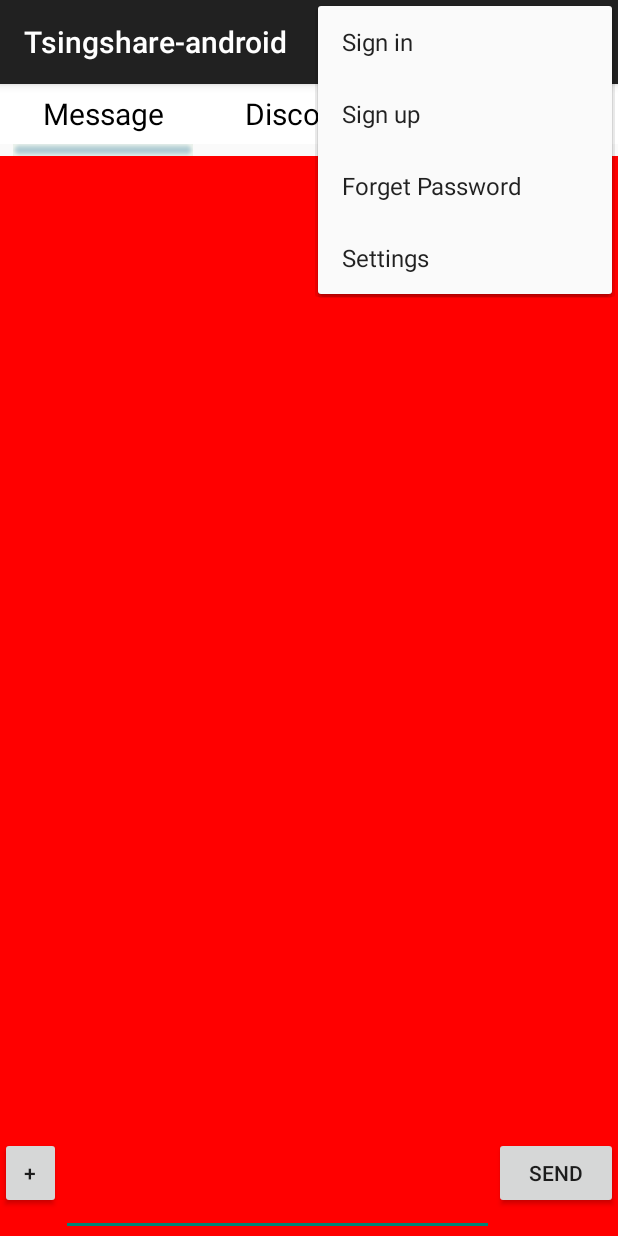
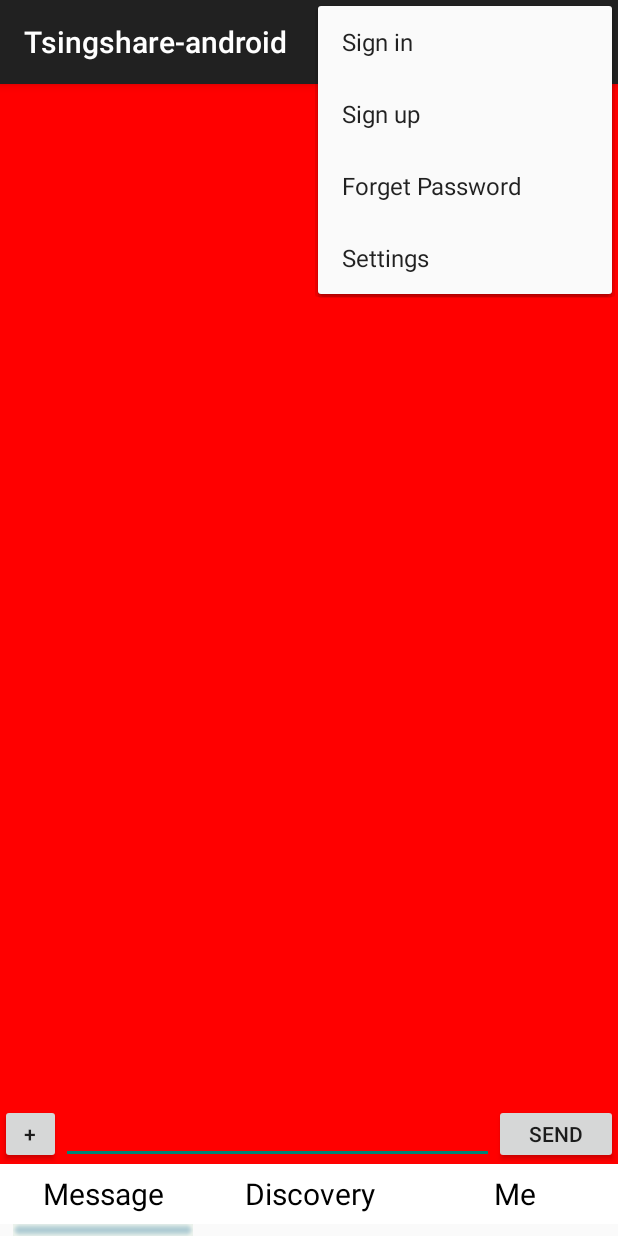
Before and after one commit to whn09/Tsingshare-android, an Android app: the screen it shows after launch (MainActivity), with the options menu open, on a phone screen of 412 x 824 dp. Run offline under Robolectric (Android 15) with nearby library versions, the phone set to English and light mode, and no system bars.

Commit message:
change the navigation bar to bottom

```diff
--- a/app/src/main/res/layout/activity_main.xml
+++ b/app/src/main/res/layout/activity_main.xml
@@ -4,6 +4,15 @@
     android:orientation="vertical"
     tools:context="com.tsingshare.tsingshare_android.MainActivity"
     android:id="@+id/linearLayout">
+
+    <android.support.v4.view.ViewPager xmlns:android="http://schemas.android.com/apk/res/android"
+        xmlns:tools="http://schemas.android.com/tools" android:id="@+id/pager"
+        android:layout_width="wrap_content" android:layout_height="0dp"
+        android:layout_gravity="center"
+        android:layout_weight="1.0"
+        android:flipInterval="30"
+        android:persistentDrawingCache="animation"
+        tools:context=".MainActivity" />
 
     <LinearLayout
         android:id="@+id/linearLayout1"
@@ -49,13 +58,4 @@
         android:scaleType="matrix"
         android:src="@drawable/highlight_selected" />
 
-<android.support.v4.view.ViewPager xmlns:android="http://schemas.android.com/apk/res/android"
-    xmlns:tools="http://schemas.android.com/tools" android:id="@+id/pager"
-    android:layout_width="wrap_content" android:layout_height="0dp"
-    android:layout_gravity="center"
-    android:layout_weight="1.0"
-    android:flipInterval="30"
-    android:persistentDrawingCache="animation"
-    tools:context=".MainActivity" />
-
 </LinearLayout>
--- a/app/src/main/res/layout/activity_main_message.xml
+++ b/app/src/main/res/layout/activity_main_message.xml
@@ -8,14 +8,13 @@
     <ListView
         android:layout_width="match_parent"
         android:layout_height="0dip"
-        android:layout_weight="10"
+        android:layout_weight="1"
         android:id="@+id/listView" />
 
     <LinearLayout xmlns:android="http://schemas.android.com/apk/res/android"
-        android:layout_width="match_parent" android:layout_height="0dip"
+        android:layout_width="match_parent" android:layout_height="40dp"
         android:gravity="center_horizontal"
-        android:orientation="horizontal"
-        android:layout_weight="1">
+        android:orientation="horizontal">
 
         <Button
             style="?android:attr/buttonStyleSmall"
@@ -27,7 +26,7 @@
 
         <EditText
         android:layout_width="0dip"
-        android:layout_height="35dp"
+        android:layout_height="40dp"
         android:inputType="textMultiLine"
         android:ems="10"
         android:id="@+id/editText"
```
